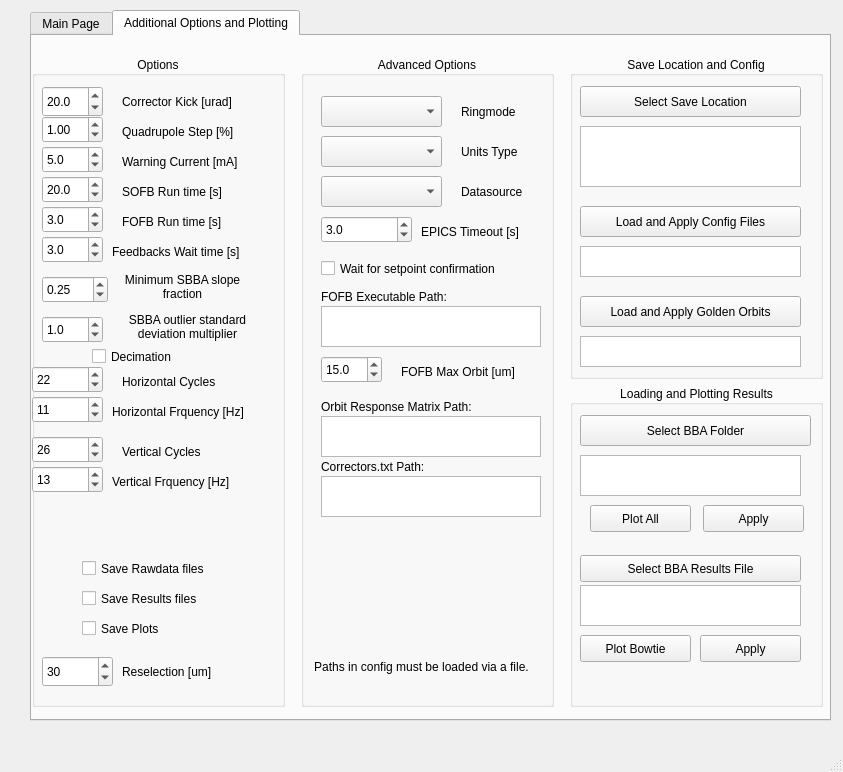
Before: the Qt Designer form src/dls_bba/fbba_gui.ui in DiamondLightSource/dls-bba, drawn with Qt 5.
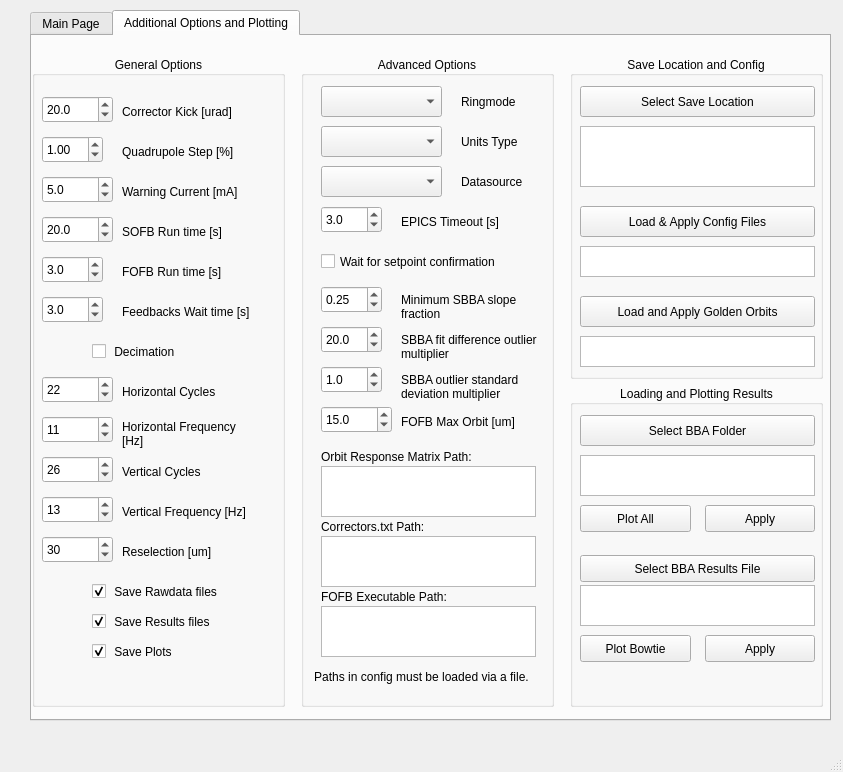
After: the same form once the commit is applied.

Commit message: Rearrange GUI and add box for OUTLIER_FACTOR

```diff
--- a/src/dls_bba/fbba_gui.ui
+++ b/src/dls_bba/fbba_gui.ui
@@ -711,7 +711,7 @@
        <item>
         <widget class="QGroupBox" name="groupBox">
          <property name="title">
-          <string>Options</string>
+          <string>General Options</string>
          </property>
          <property name="alignment">
           <set>Qt::AlignCenter</set>
@@ -720,9 +720,9 @@
           <property name="geometry">
            <rect>
             <x>10</x>
-            <y>30</y>
-            <width>61</width>
-            <height>31</height>
+            <y>40</y>
+            <width>71</width>
+            <height>27</height>
            </rect>
           </property>
           <property name="decimals">
@@ -742,7 +742,7 @@
           <property name="geometry">
            <rect>
             <x>90</x>
-            <y>30</y>
+            <y>40</y>
             <width>141</width>
             <height>31</height>
            </rect>
@@ -755,7 +755,7 @@
           <property name="geometry">
            <rect>
             <x>10</x>
-            <y>60</y>
+            <y>80</y>
             <width>61</width>
             <height>27</height>
            </rect>
@@ -777,7 +777,7 @@
           <property name="geometry">
            <rect>
             <x>90</x>
-            <y>60</y>
+            <y>80</y>
             <width>151</width>
             <height>31</height>
            </rect>
@@ -790,8 +790,8 @@
           <property name="geometry">
            <rect>
             <x>10</x>
-            <y>90</y>
-            <width>61</width>
+            <y>120</y>
+            <width>71</width>
             <height>27</height>
            </rect>
           </property>
@@ -812,7 +812,7 @@
           <property name="geometry">
            <rect>
             <x>90</x>
-            <y>90</y>
+            <y>120</y>
             <width>151</width>
             <height>31</height>
            </rect>
@@ -825,7 +825,7 @@
           <property name="geometry">
            <rect>
             <x>90</x>
-            <y>120</y>
+            <y>160</y>
             <width>151</width>
             <height>31</height>
            </rect>
@@ -838,8 +838,8 @@
           <property name="geometry">
            <rect>
             <x>10</x>
-            <y>120</y>
-            <width>61</width>
+            <y>160</y>
+            <width>71</width>
             <height>27</height>
            </rect>
           </property>
@@ -860,7 +860,7 @@
           <property name="geometry">
            <rect>
             <x>10</x>
-            <y>180</y>
+            <y>240</y>
             <width>61</width>
             <height>27</height>
            </rect>
@@ -881,8 +881,8 @@
          <widget class="QLabel" name="label_7">
           <property name="geometry">
            <rect>
-            <x>80</x>
-            <y>180</y>
+            <x>90</x>
+            <y>240</y>
             <width>161</width>
             <height>31</height>
            </rect>
@@ -895,7 +895,7 @@
           <property name="geometry">
            <rect>
             <x>10</x>
-            <y>150</y>
+            <y>200</y>
             <width>61</width>
             <height>27</height>
            </rect>
@@ -917,7 +917,7 @@
           <property name="geometry">
            <rect>
             <x>90</x>
-            <y>150</y>
+            <y>200</y>
             <width>121</width>
             <height>31</height>
            </rect>
@@ -926,103 +926,24 @@
            <string>FOFB Run time [s]</string>
           </property>
          </widget>
-         <widget class="QDoubleSpinBox" name="config_sbba_min_frac">
-          <property name="geometry">
-           <rect>
-            <x>10</x>
-            <y>220</y>
-            <width>66</width>
-            <height>27</height>
-           </rect>
-          </property>
-          <property name="maximum">
-           <double>1.000000000000000</double>
-          </property>
-          <property name="singleStep">
-           <double>0.010000000000000</double>
-          </property>
-          <property name="value">
-           <double>0.250000000000000</double>
-          </property>
-         </widget>
-         <widget class="QLabel" name="label_10">
-          <property name="geometry">
-           <rect>
-            <x>90</x>
-            <y>210</y>
-            <width>121</width>
-            <height>41</height>
-           </rect>
-          </property>
-          <property name="text">
-           <string>Minimum SBBA slope fraction</string>
-          </property>
-          <property name="alignment">
-           <set>Qt::AlignCenter</set>
-          </property>
-          <property name="wordWrap">
-           <bool>true</bool>
-          </property>
-         </widget>
-         <widget class="QDoubleSpinBox" name="config_sbba_stdev">
-          <property name="geometry">
-           <rect>
-            <x>10</x>
-            <y>260</y>
-            <width>61</width>
-            <height>27</height>
-           </rect>
-          </property>
-          <property name="decimals">
-           <number>1</number>
-          </property>
-          <property name="maximum">
-           <double>5.000000000000000</double>
-          </property>
-          <property name="singleStep">
-           <double>0.100000000000000</double>
-          </property>
-          <property name="value">
-           <double>1.000000000000000</double>
-          </property>
-         </widget>
-         <widget class="QLabel" name="label_11">
-          <property name="geometry">
-           <rect>
-            <x>80</x>
-            <y>250</y>
-            <width>151</width>
-            <height>41</height>
-           </rect>
-          </property>
-          <property name="text">
-           <string>SBBA outlier standard deviation multiplier</string>
-          </property>
-          <property name="alignment">
-           <set>Qt::AlignCenter</set>
-          </property>
-          <property name="wordWrap">
-           <bool>true</bool>
-          </property>
-         </widget>
          <widget class="QCheckBox" name="config_use_decimation">
           <property name="geometry">
            <rect>
             <x>60</x>
-            <y>290</y>
-            <width>101</width>
-            <height>21</height>
+            <y>280</y>
+            <width>161</width>
+            <height>31</height>
            </rect>
           </property>
           <property name="text">
-           <string>Decimation</string>
+           <string> Decimation</string>
           </property>
          </widget>
          <widget class="QSpinBox" name="config_x_cycles">
           <property name="geometry">
            <rect>
-            <x>0</x>
-            <y>310</y>
+            <x>10</x>
+            <y>320</y>
             <width>71</width>
             <height>27</height>
            </rect>
@@ -1038,7 +959,7 @@
           <property name="geometry">
            <rect>
             <x>90</x>
-            <y>310</y>
+            <y>320</y>
             <width>131</width>
             <height>31</height>
            </rect>
@@ -1050,8 +971,8 @@
          <widget class="QSpinBox" name="config_x_freq">
           <property name="geometry">
            <rect>
-            <x>0</x>
-            <y>340</y>
+            <x>10</x>
+            <y>360</y>
             <width>71</width>
             <height>27</height>
            </rect>
@@ -1066,8 +987,8 @@
          <widget class="QSpinBox" name="config_y_cycles">
           <property name="geometry">
            <rect>
-            <x>0</x>
-            <y>380</y>
+            <x>10</x>
+            <y>400</y>
             <width>71</width>
             <height>27</height>
            </rect>
@@ -1082,8 +1003,8 @@
          <widget class="QSpinBox" name="config_y_freq">
           <property name="geometry">
            <rect>
-            <x>0</x>
-            <y>410</y>
+            <x>10</x>
+            <y>440</y>
             <width>71</width>
             <height>27</height>
            </rect>
@@ -1099,7 +1020,7 @@
           <property name="geometry">
            <rect>
             <x>90</x>
-            <y>380</y>
+            <y>400</y>
             <width>131</width>
             <height>31</height>
            </rect>
@@ -1111,75 +1032,87 @@
          <widget class="QLabel" name="label_14">
           <property name="geometry">
            <rect>
-            <x>80</x>
-            <y>340</y>
-            <width>171</width>
-            <height>31</height>
+            <x>90</x>
+            <y>360</y>
+            <width>135</width>
+            <height>35</height>
            </rect>
           </property>
           <property name="text">
-           <string>Horizontal Frquency [Hz]</string>
+           <string>Horizontal Frequency [Hz]</string>
+          </property>
+          <property name="wordWrap">
+           <bool>true</bool>
           </property>
          </widget>
          <widget class="QLabel" name="label_15">
           <property name="geometry">
            <rect>
-            <x>80</x>
-            <y>410</y>
+            <x>90</x>
+            <y>440</y>
             <width>171</width>
             <height>31</height>
            </rect>
           </property>
           <property name="text">
-           <string>Vertical Frquency [Hz]</string>
+           <string>Vertical Frequency [Hz]</string>
           </property>
          </widget>
          <widget class="QCheckBox" name="save_rawdata">
           <property name="geometry">
            <rect>
-            <x>50</x>
-            <y>500</y>
+            <x>60</x>
+            <y>520</y>
             <width>161</width>
-            <height>25</height>
+            <height>31</height>
            </rect>
           </property>
           <property name="text">
-           <string>Save Rawdata files</string>
+           <string> Save Rawdata files</string>
+          </property>
+          <property name="checked">
+           <bool>true</bool>
           </property>
          </widget>
          <widget class="QCheckBox" name="save_results">
           <property name="geometry">
            <rect>
-            <x>50</x>
-            <y>530</y>
+            <x>60</x>
+            <y>550</y>
             <width>161</width>
-            <height>25</height>
+            <height>31</height>
            </rect>
           </property>
           <property name="text">
-           <string>Save Results files</string>
+           <string> Save Results files</string>
+          </property>
+          <property name="checked">
+           <bool>true</bool>
           </property>
          </widget>
          <widget class="QCheckBox" name="save_plots">
           <property name="geometry">
            <rect>
-            <x>50</x>
-            <y>560</y>
+            <x>60</x>
+            <y>580</y>
             <width>161</width>
-            <height>25</height>
+            <height>31</height>
            </rect>
           </property>
           <property name="text">
-           <string>Save Plots</string>
+           <string> Save Plots</string>
+          </property>
+          <property name="checked">
+           <bool>true</bool>
           </property>
          </widget>
          <widget class="QDoubleSpinBox" name="config_reselection">
           <property name="geometry">
            <rect>
             <x>10</x>
-            <y>600</y>
+            <y>480</y>
             <width>71</width>
-            <height>31</height>
+            <height>27</height>
            </rect>
           </property>
           <property name="decimals">
@@ -1202,7 +1135,7 @@
           <property name="geometry">
            <rect>
             <x>90</x>
-            <y>600</y>
+            <y>480</y>
             <width>141</width>
             <height>31</height>
            </rect>
@@ -1241,7 +1174,7 @@
           <property name="geometry">
            <rect>
             <x>20</x>
-            <y>40</y>
+            <y>30</y>
             <width>121</width>
             <height>31</height>
            </rect>
@@ -1251,7 +1184,7 @@
           <property name="geometry">
            <rect>
             <x>160</x>
-            <y>40</y>
+            <y>30</y>
             <width>71</width>
             <height>31</height>
            </rect>
@@ -1264,7 +1197,7 @@
           <property name="geometry">
            <rect>
             <x>20</x>
-            <y>80</y>
+            <y>70</y>
             <width>121</width>
             <height>31</height>
            </rect>
@@ -1274,7 +1207,7 @@
           <property name="geometry">
            <rect>
             <x>160</x>
-            <y>80</y>
+            <y>70</y>
             <width>81</width>
             <height>31</height>
            </rect>
@@ -1287,7 +1220,7 @@
           <property name="geometry">
            <rect>
             <x>20</x>
-            <y>120</y>
+            <y>110</y>
             <width>121</width>
             <height>31</height>
            </rect>
@@ -1297,7 +1230,7 @@
           <property name="geometry">
            <rect>
             <x>160</x>
-            <y>120</y>
+            <y>110</y>
             <width>81</width>
             <height>31</height>
            </rect>
@@ -1309,9 +1242,9 @@
          <widget class="QLabel" name="label_19">
           <property name="geometry">
            <rect>
-            <x>120</x>
-            <y>160</y>
-            <width>121</width>
+            <x>100</x>
+            <y>150</y>
+            <width>141</width>
             <height>31</height>
            </rect>
           </property>
@@ -1323,9 +1256,9 @@
           <property name="geometry">
            <rect>
             <x>20</x>
-            <y>200</y>
+            <y>190</y>
             <width>231</width>
-            <height>25</height>
+            <height>31</height>
            </rect>
           </property>
           <property name="text">
@@ -1336,8 +1269,8 @@
           <property name="geometry">
            <rect>
             <x>20</x>
-            <y>160</y>
-            <width>91</width>
+            <y>150</y>
+            <width>61</width>
             <height>27</height>
            </rect>
           </property>
@@ -1358,9 +1291,9 @@
           <property name="geometry">
            <rect>
             <x>20</x>
-            <y>250</y>
-            <width>220</width>
-            <height>41</height>
+            <y>550</y>
+            <width>215</width>
+            <height>51</height>
            </rect>
           </property>
           <property name="horizontalScrollBarPolicy">
@@ -1374,7 +1307,7 @@
           <property name="geometry">
            <rect>
             <x>20</x>
-            <y>230</y>
+            <y>530</y>
             <width>231</width>
             <height>21</height>
            </rect>
@@ -1390,7 +1323,7 @@
           <property name="geometry">
            <rect>
             <x>10</x>
-            <y>590</y>
+            <y>600</y>
             <width>221</width>
             <height>41</height>
            </rect>
@@ -1409,9 +1342,9 @@
           <property name="geometry">
            <rect>
             <x>20</x>
-            <y>360</y>
-            <width>220</width>
-            <height>41</height>
+            <y>410</y>
+            <width>215</width>
+            <height>51</height>
            </rect>
           </property>
           <property name="horizontalScrollBarPolicy">
@@ -1425,7 +1358,7 @@
           <property name="geometry">
            <rect>
             <x>20</x>
-            <y>340</y>
+            <y>390</y>
             <width>231</width>
             <height>21</height>
            </rect>
@@ -1441,8 +1374,8 @@
           <property name="geometry">
            <rect>
             <x>20</x>
-            <y>300</y>
-            <width>61</width>
+            <y>350</y>
+            <width>71</width>
             <height>27</height>
            </rect>
           </property>
@@ -1463,7 +1396,7 @@
           <property name="geometry">
            <rect>
             <x>100</x>
-            <y>300</y>
+            <y>350</y>
             <width>141</width>
             <height>31</height>
            </rect>
@@ -1476,9 +1409,9 @@
           <property name="geometry">
            <rect>
             <x>20</x>
-            <y>420</y>
-            <width>220</width>
-            <height>41</height>
+            <y>480</y>
+            <width>215</width>
+            <height>51</height>
            </rect>
           </property>
           <property name="horizontalScrollBarPolicy">
@@ -1492,7 +1425,7 @@
           <property name="geometry">
            <rect>
             <x>20</x>
-            <y>400</y>
+            <y>460</y>
             <width>231</width>
             <height>21</height>
            </rect>
@@ -1504,6 +1437,117 @@
            <bool>true</bool>
           </property>
          </widget>
+         <widget class="QDoubleSpinBox" name="config_sbba_oultlier">
+          <property name="geometry">
+           <rect>
+            <x>20</x>
+            <y>270</y>
+            <width>61</width>
+            <height>27</height>
+           </rect>
+          </property>
+          <property name="decimals">
+           <number>1</number>
+          </property>
+          <property name="maximum">
+           <double>50.000000000000000</double>
+          </property>
+          <property name="singleStep">
+           <double>1.000000000000000</double>
+          </property>
+          <property name="value">
+           <double>20.000000000000000</double>
+          </property>
+         </widget>
+         <widget class="QLabel" name="label_28">
+          <property name="geometry">
+           <rect>
+            <x>100</x>
+            <y>270</y>
+            <width>141</width>
+            <height>41</height>
+           </rect>
+          </property>
+          <property name="text">
+           <string>SBBA fit difference outlier multiplier</string>
+          </property>
+          <property name="wordWrap">
+           <bool>true</bool>
+          </property>
+         </widget>
+         <widget class="QDoubleSpinBox" name="config_sbba_min_frac">
+          <property name="geometry">
+           <rect>
+            <x>20</x>
+            <y>230</y>
+            <width>61</width>
+            <height>27</height>
+           </rect>
+          </property>
+          <property name="maximum">
+           <double>1.000000000000000</double>
+          </property>
+          <property name="singleStep">
+           <double>0.010000000000000</double>
+          </property>
+          <property name="value">
+           <double>0.250000000000000</double>
+          </property>
+         </widget>
+         <widget class="QLabel" name="label_10">
+          <property name="geometry">
+           <rect>
+            <x>100</x>
+            <y>230</y>
+            <width>141</width>
+            <height>41</height>
+           </rect>
+          </property>
+          <property name="text">
+           <string>Minimum SBBA slope fraction</string>
+          </property>
+          <property name="wordWrap">
+           <bool>true</bool>
+          </property>
+         </widget>
+         <widget class="QDoubleSpinBox" name="config_sbba_stdev">
+          <property name="geometry">
+           <rect>
+            <x>20</x>
+            <y>310</y>
+            <width>61</width>
+            <height>27</height>
+           </rect>
+          </property>
+          <property name="decimals">
+           <number>1</number>
+          </property>
+          <property name="maximum">
+           <double>5.000000000000000</double>
+          </property>
+          <property name="singleStep">
+           <double>0.100000000000000</double>
+          </property>
+          <property name="value">
+           <double>1.000000000000000</double>
+          </property>
+         </widget>
+         <widget class="QLabel" name="label_11">
+          <property name="geometry">
+           <rect>
+            <x>100</x>
+            <y>310</y>
+            <width>151</width>
+            <height>41</height>
+           </rect>
+          </property>
+          <property name="text">
+           <string>SBBA outlier standard deviation multiplier</string>
+          </property>
+          <property name="wordWrap">
+           <bool>true</bool>
+          </property>
+         </widget>
         </widget>
        </item>
        <item>
@@ -1543,7 +1587,7 @@
              <rect>
               <x>10</x>
               <y>30</y>
-              <width>221</width>
+              <width>235</width>
               <height>31</height>
              </rect>
             </property>
@@ -1556,7 +1600,7 @@
              <rect>
               <x>10</x>
               <y>70</y>
-              <width>221</width>
+              <width>235</width>
               <height>61</height>
              </rect>
             </property>
@@ -1572,12 +1616,12 @@
              <rect>
               <x>10</x>
               <y>150</y>
-              <width>221</width>
+              <width>235</width>
               <height>31</height>
              </rect>
             </property>
             <property name="text">
-             <string>Load and Apply Config Files</string>
+             <string>Load &amp;&amp; Apply Config Files</string>
             </property>
            </widget>
            <widget class="QPushButton" name="button_golden">
@@ -1585,7 +1629,7 @@
              <rect>
               <x>10</x>
               <y>240</y>
-              <width>221</width>
+              <width>235</width>
               <height>31</height>
              </rect>
             </property>
@@ -1598,7 +1642,7 @@
              <rect>
               <x>10</x>
               <y>190</y>
-              <width>221</width>
+              <width>235</width>
               <height>31</height>
              </rect>
             </property>
@@ -1614,7 +1658,7 @@
              <rect>
               <x>10</x>
               <y>280</y>
-              <width>221</width>
+              <width>235</width>
               <height>31</height>
              </rect>
             </property>
@@ -1662,7 +1706,7 @@
              <rect>
               <x>10</x>
               <y>30</y>
-              <width>231</width>
+              <width>235</width>
               <height>31</height>
              </rect>
             </property>
@@ -1673,9 +1717,9 @@
            <widget class="QPushButton" name="apply_bba">
             <property name="geometry">
              <rect>
-              <x>133</x>
+              <x>135</x>
               <y>120</y>
-              <width>101</width>
+              <width>110</width>
               <height>27</height>
              </rect>
             </property>
@@ -1686,9 +1730,9 @@
            <widget class="QPushButton" name="plot_bba">
             <property name="geometry">
              <rect>
-              <x>20</x>
+              <x>10</x>
               <y>120</y>
-              <width>101</width>
+              <width>111</width>
               <height>27</height>
              </rect>
             </property>
@@ -1701,7 +1745,7 @@
              <rect>
               <x>10</x>
               <y>70</y>
-              <width>221</width>
+              <width>235</width>
               <height>41</height>
              </rect>
             </property>
@@ -1717,7 +1761,7 @@
              <rect>
               <x>10</x>
               <y>170</y>
-              <width>221</width>
+              <width>235</width>
               <height>27</height>
              </rect>
             </property>
@@ -1730,7 +1774,7 @@
              <rect>
               <x>10</x>
               <y>200</y>
-              <width>221</width>
+              <width>235</width>
               <height>41</height>
              </rect>
             </property>
@@ -1757,9 +1801,9 @@
            <widget class="QPushButton" name="apply_single_bba">
             <property name="geometry">
              <rect>
-              <x>130</x>
+              <x>135</x>
               <y>250</y>
-              <width>101</width>
+              <width>110</width>
               <height>27</height>
              </rect>
             </property>
```
Left out of the diff: 34 changed lines with no effect on the pictures. The commit also changes 1 other file.
